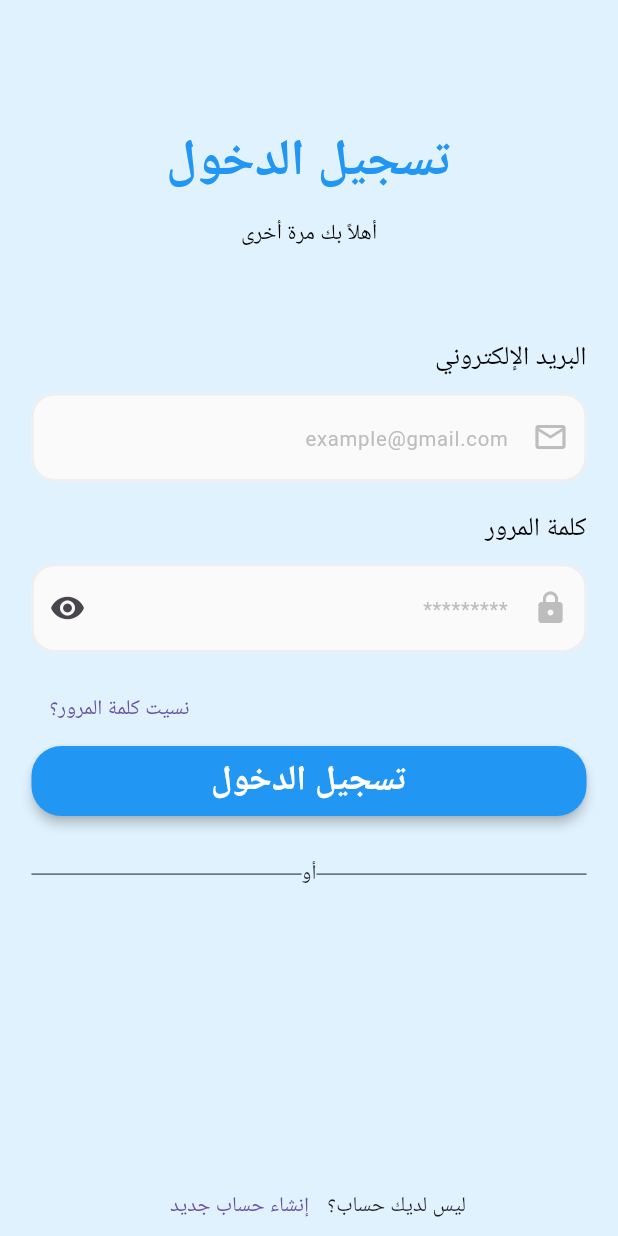
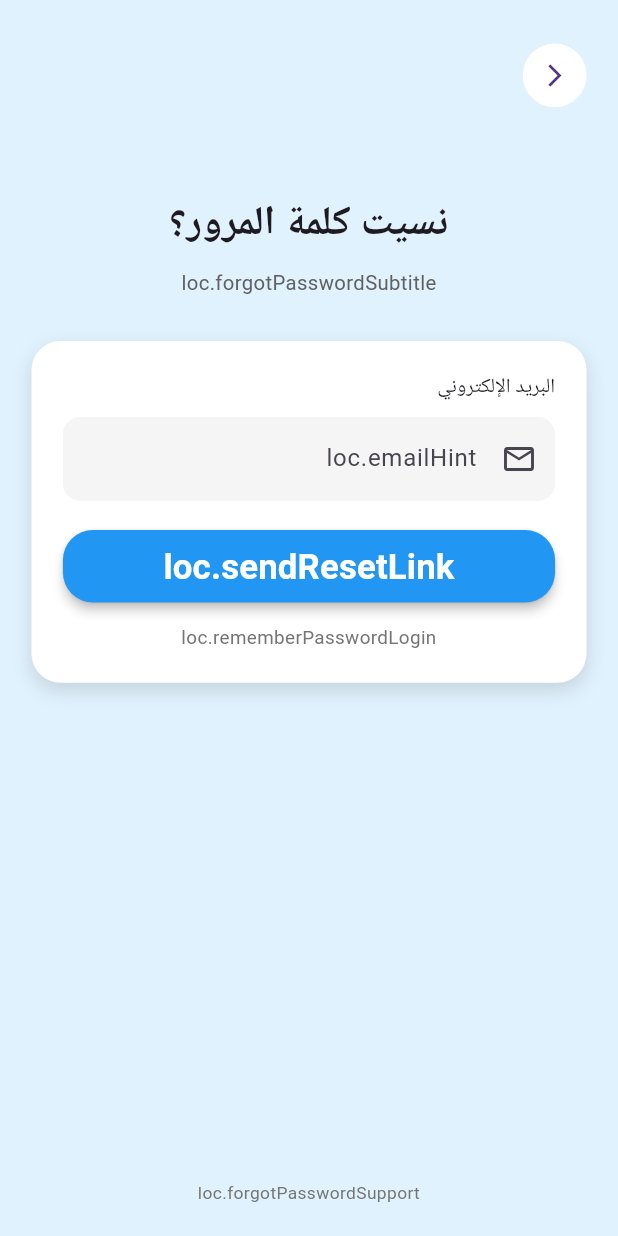
Before and after one commit to eyas-nofal/adud_project, a Flutter app: the LoginScreen screen opened directly, after a tap on "نسيت كلمة المرور؟", on a phone screen of 412 x 824 dp. Run offline on Flutter 3.47's test engine with Material 3 defaults, Android fonts, the phone set to English and light mode, and no system bars; our stand-ins replace flutter_screenutil, flutter_svg, google_fonts, shared_preferences; accounts and stored records are empty; Roboto replaces fonts that are missing (Cairo).

Commit message:
cteate forgor password

```diff
--- /dev/null
+++ b/lib/screens/auth/forgot_password_screen.dart
@@ -0,0 +1,140 @@
+import 'package:adud_project/l10n/app_localizations.dart';
+import 'package:adud_project/screens/core/constants/app_colors.dart';
+import 'package:adud_project/screens/core/widgets/custom_button.dart';
+import 'package:flutter/material.dart';
+import 'package:flutter_screenutil/flutter_screenutil.dart';
+
+class ForgotPasswordScreen extends StatelessWidget {
+  const ForgotPasswordScreen({super.key});
+
+  @override
+  Widget build(BuildContext context) {
+    final loc = AppLocalizations.of(context)!;
+
+    return Scaffold(
+      backgroundColor: AppColors.primary100,
+      body: SafeArea(
+        child: Column(
+          children: [
+            SizedBox(height: 30.h),
+
+            Padding(
+              padding: EdgeInsets.symmetric(horizontal: 20.w),
+              child: Row(
+                mainAxisAlignment: MainAxisAlignment.start,
+                children: [
+                  InkWell(
+                    onTap: () {
+                      Navigator.pop(context);
+                    },
+                    borderRadius: BorderRadius.circular(50.r),
+                    child: CircleAvatar(
+                      radius: 22.r,
+                      backgroundColor: Colors.white,
+                      child: Icon(Icons.arrow_back_ios_new, size: 18),
+                    ),
+                  ),
+                ],
+              ),
+            ),
+
+            SizedBox(height: 60.h),
+
+            Text(
+              loc.forgotPassword,
+              style: TextStyle(fontSize: 28.sp, fontWeight: FontWeight.bold),
+            ),
+
+            SizedBox(height: 10.h),
+
+            Text(
+              "loc.forgotPasswordSubtitle",
+              style: TextStyle(fontSize: 14.sp, color: Colors.grey[700]),
+            ),
+
+            SizedBox(height: 30.h),
+
+            Padding(
+              padding: EdgeInsets.symmetric(horizontal: 20.w),
+              child: Container(
+                padding: EdgeInsets.all(20.w),
+                decoration: BoxDecoration(
+                  color: Colors.white,
+                  borderRadius: BorderRadius.circular(20.r),
+                  boxShadow: const [
+                    BoxShadow(
+                      color: Colors.black12,
+                      blurRadius: 10,
+                      offset: Offset(0, 5),
+                    ),
+                  ],
+                ),
+                child: Column(
+                  crossAxisAlignment: CrossAxisAlignment.start,
+                  children: [
+                    Text(
+                      loc.email,
+                      style: TextStyle(
+                        fontSize: 14.sp,
+                        fontWeight: FontWeight.w500,
+                      ),
+                    ),
+
+                    SizedBox(height: 10.h),
+
+                    TextField(
+                      decoration: InputDecoration(
+                        hintText: "loc.emailHint",
+                        prefixIcon: const Icon(Icons.email_outlined),
+                        filled: true,
+                        fillColor: Colors.grey[100],
+                        border: OutlineInputBorder(
+                          borderRadius: BorderRadius.circular(12.r),
+                          borderSide: BorderSide.none,
+                        ),
+                      ),
+                    ),
+
+                    SizedBox(height: 20.h),
+
+                    CustomButton(
+                      width: double.infinity,
+                      height: 50,
+                      backgroundColor: Colors.blue,
+                      textColor: Colors.white,
+                      text: "loc.sendResetLink",
+                      onPressed: () {},
+                    ),
+
+                    SizedBox(height: 15.h),
+
+                    Center(
+                      child: Text(
+                        "loc.rememberPasswordLogin",
+                        style: TextStyle(
+                          fontSize: 13.sp,
+                          color: Colors.grey[600],
+                        ),
+                      ),
+                    ),
+                  ],
+                ),
+              ),
+            ),
+
+            const Spacer(),
+
+            Padding(
+              padding: EdgeInsets.only(bottom: 20.h),
+              child: Text(
+                "loc.forgotPasswordSupport",
+                textAlign: TextAlign.center,
+                style: TextStyle(fontSize: 12.sp, color: Colors.grey[600]),
+              ),
+            ),
+          ],
+        ),
+      ),
+    );
+  }
+}
--- a/lib/screens/auth/login_screen.dart
+++ b/lib/screens/auth/login_screen.dart
@@ -1,5 +1,6 @@
 import 'package:adud_project/l10n/app_localizations.dart';
 import 'package:adud_project/screens/auth/create_new_account.dart';
+import 'package:adud_project/screens/auth/forgot_password_screen.dart';
 import 'package:adud_project/screens/core/constants/app_colors.dart';
 import 'package:adud_project/screens/core/widgets/custom_button.dart';
 import 'package:adud_project/screens/core/widgets/custom_text_field.dart';
@@ -78,7 +79,14 @@ class _LoginScreenState extends State<LoginScreen> {
                 mainAxisAlignment: MainAxisAlignment.end,
                 children: [
                   TextButton(
-                    onPressed: () {},
+                    onPressed: () {
+                      Navigator.push(
+                        context,
+                        MaterialPageRoute(
+                          builder: (context) => const ForgotPasswordScreen(),
+                        ),
+                      );
+                    },
                     child: Text(AppLocalizations.of(context)!.forgotPassword),
                   ),
                 ],
```
